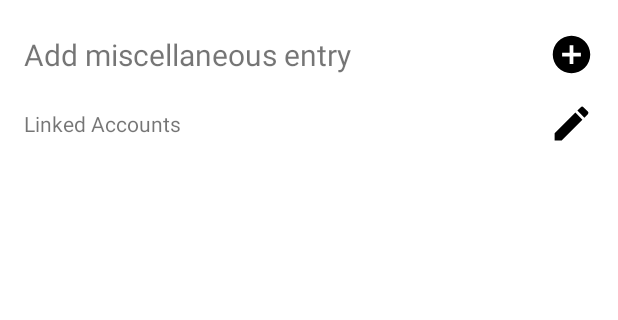
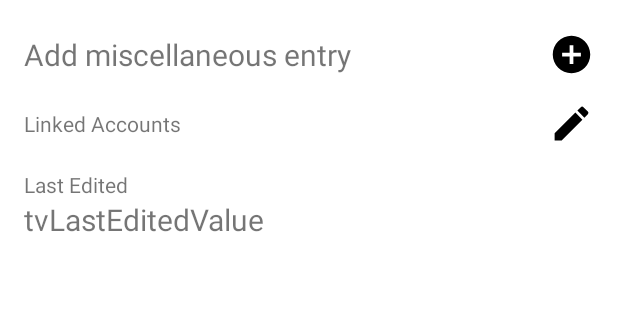
Before and after one commit to shiyao821/password_manager_android, an Android app: the layout activity_account_details.xml on its own in the app's theme, with its tools: preview values and no code run, on a phone screen of 412 x 824 dp, the part 462-782 px from its top. Run offline under Robolectric (Android 15) with nearby library versions, the phone set to English and light mode, and no system bars.

Commit message:
feat: add last edited time to Account

```diff
--- a/app/src/main/java/com/example/passwordmanagerv1/Account.kt
+++ b/app/src/main/java/com/example/passwordmanagerv1/Account.kt
@@ -1,5 +1,6 @@
 package com.example.passwordmanagerv1
 
+import kotlinx.datetime.LocalDateTime
 import kotlinx.serialization.Serializable
 import java.io.Serializable as SerializableClass
 
@@ -11,5 +12,6 @@ data class Account (
     var phone: String,
     var password: String,
     var linkedAccounts: MutableList<String>,
-    var misc: MutableMap<String, String>
+    var misc: MutableMap<String, String>,
+    var lastEdited: LocalDateTime,
  ) : SerializableClass // can optimize to Parcelable
--- a/app/src/main/java/com/example/passwordmanagerv1/AccountDetailsActivity.kt
+++ b/app/src/main/java/com/example/passwordmanagerv1/AccountDetailsActivity.kt
@@ -92,6 +92,8 @@ class AccountDetailsActivity : AppCompatActivity() {
         tvPhoneValue.text = account.phone
         val tvPasswordValue = findViewById<TextView>(R.id.tvPasswordValue)
         tvPasswordValue.text = account.password
+        val tvlastEditedValue = findViewById<TextView>(R.id.tvLastEditedValue)
+        tvlastEditedValue.text = account.lastEdited.toString().split('T').joinToString(" ")
 
         // linked accounts uses horizontal scrollable linear layout RecyclerView
         val rvLinkedAccounts = findViewById<RecyclerView>(R.id.rvEditLinkedAccounts)
--- a/app/src/main/java/com/example/passwordmanagerv1/Manager.kt
+++ b/app/src/main/java/com/example/passwordmanagerv1/Manager.kt
@@ -7,6 +7,9 @@ import com.macasaet.fernet.Key
 import com.macasaet.fernet.StringValidator
 import com.macasaet.fernet.Token
 import com.macasaet.fernet.TokenValidationException
+import kotlinx.datetime.Clock
+import kotlinx.datetime.TimeZone
+import kotlinx.datetime.toLocalDateTime
 import kotlinx.serialization.decodeFromString
 import kotlinx.serialization.encodeToString
 import kotlinx.serialization.json.Json
@@ -179,6 +182,7 @@ object Manager {
             "",
             mutableListOf(),
             mutableMapOf(),
+            Clock.System.now().toLocalDateTime(TimeZone.currentSystemDefault())
         )
         accountList.add(newAccount)
         return saveData()
--- a/app/src/main/res/layout/activity_account_details.xml
+++ b/app/src/main/res/layout/activity_account_details.xml
@@ -422,5 +422,47 @@
 
         </androidx.constraintlayout.widget.ConstraintLayout>
 
+
+        <androidx.constraintlayout.widget.ConstraintLayout
+            android:id="@+id/llLastEdited"
+            android:layout_width="match_parent"
+            android:layout_height="wrap_content"
+            android:layout_marginTop="@dimen/account_details_fields_height_gap"
+            app:layout_constraintTop_toBottomOf="@+id/llAccountName"
+            tools:layout_editor_absoluteX="0dp">
+
+            <LinearLayout
+                android:layout_width="0dp"
+                android:layout_height="wrap_content"
+                android:layout_marginStart="16dp"
+                android:layout_marginEnd="16dp"
+                android:orientation="vertical"
+                app:layout_constraintBottom_toBottomOf="parent"
+                app:layout_constraintEnd_toEndOf="parent"
+                app:layout_constraintStart_toStartOf="parent"
+                app:layout_constraintTop_toTopOf="parent">
+
+                <TextView
+                    android:id="@+id/tvLastEditedTitle"
+                    android:layout_width="wrap_content"
+                    android:layout_height="wrap_content"
+                    android:text="@string/title_last_edited"
+                    android:textSize="@dimen/account_details_field_title_text_size"
+                    />
+
+                <TextView
+                    android:id="@+id/tvLastEditedValue"
+                    android:layout_width="wrap_content"
+                    android:layout_height="wrap_content"
+                    android:ellipsize="end"
+                    android:maxLines="1"
+                    android:text="@string/field_value_null"
+                    android:textSize="@dimen/account_details_field_value_text_size"
+                    tools:text="tvLastEditedValue" />
+            </LinearLayout>
+
+        </androidx.constraintlayout.widget.ConstraintLayout>
+
+
     </LinearLayout>
 </ScrollView>
```
Also changed, not shown: app/src/main/res/values/strings.xml (+8 -7 lines).
